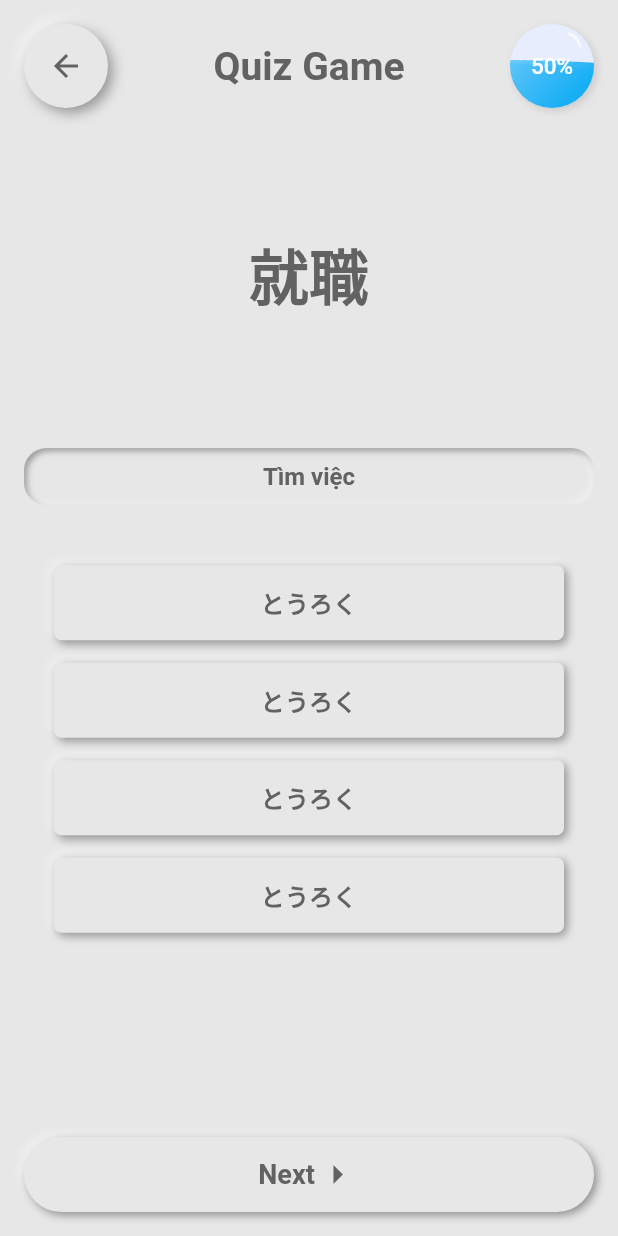
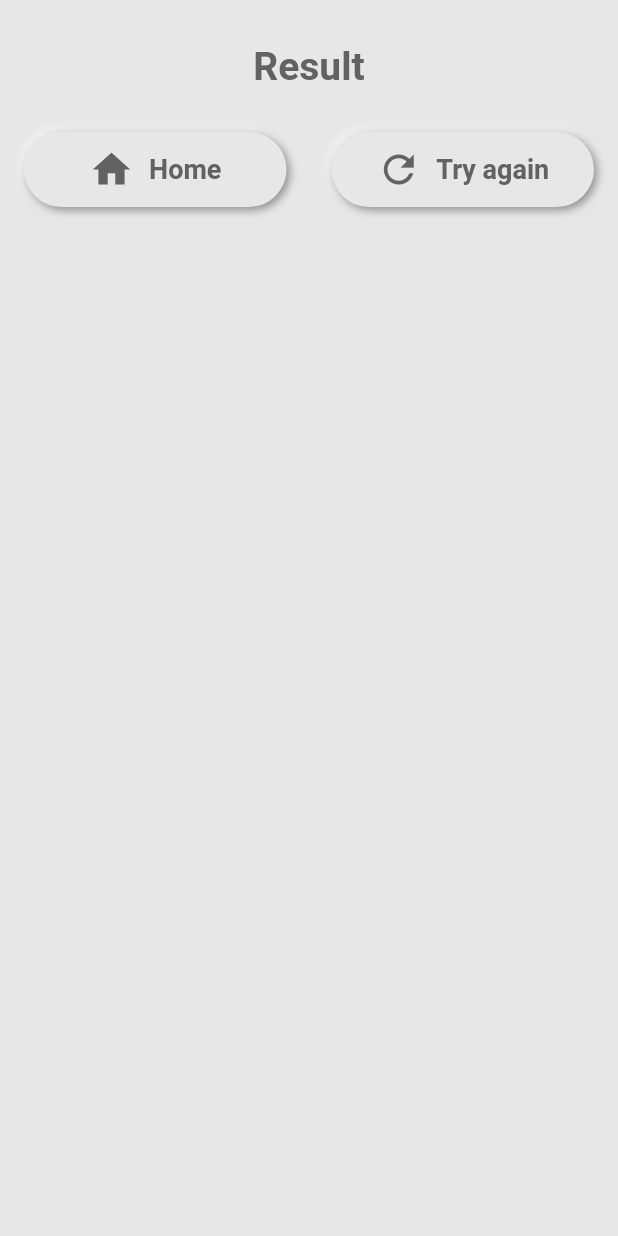
Before and after one commit to kaphetz/n1quizgame, a Flutter app: the QuizScreen screen opened directly, after a tap on "Next", on a phone screen of 412 x 824 dp. Run offline on Flutter 3.47's test engine with Material 2 defaults, Android fonts, the phone set to English and light mode, and no system bars; drawn by our look-alikes of flutter_neumorphic; our stand-ins replace flutter_bloc, sizer.

Commit message:
Update result screen
Update result screen

```diff
--- a/quiz_game/lib/main.dart
+++ b/quiz_game/lib/main.dart
@@ -15,7 +15,9 @@ class MyApp extends StatelessWidget {
   @override
   Widget build(BuildContext context) {
     return Sizer(builder: (context, orientation, deviceType) {
-      return NeumorphicApp(
+      return WillPopScope(
+        onWillPop: () async => false,
+        child: NeumorphicApp(
           debugShowCheckedModeBanner: false,
           title: 'Quiz game',
           themeMode: ThemeMode.light,
@@ -31,6 +33,7 @@ class MyApp extends StatelessWidget {
             depth: 6,
           ),
           home: HomeScreen(),
+        ),
       );
     });
   }
--- a/quiz_game/lib/screens/home_screen.dart
+++ b/quiz_game/lib/screens/home_screen.dart
@@ -175,15 +175,6 @@ class _HomeScreenState extends State<HomeScreen> {
                         fontWeight: FontWeight.bold,
                       ),
                     ),
-                    NeumorphicText(
-                      "All",
-                      style: NeumorphicStyle(
-                          color: NeumorphicTheme.defaultTextColor(context)),
-                      textStyle: NeumorphicTextStyle(
-                        fontSize: 23,
-                        fontWeight: FontWeight.bold,
-                      ),
-                    ),
                   ],
                 ),
               ),
--- a/quiz_game/lib/screens/info_screen.dart
+++ b/quiz_game/lib/screens/info_screen.dart
@@ -63,14 +63,14 @@ class InfoScreen extends StatelessWidget {
               height: 16,
             ),
             Text(
-              'My Food được phát triển bởi KaphetzSoft.',
+              'JLPT N1 Quiz được phát triển bởi KaphetzSoft.',
               style: TextStyle(fontSize: 16, color: NeumorphicTheme.defaultTextColor(context),),
             ),
             SizedBox(
               height: 16,
             ),
             Text(
-              'Liên hệ với chúng tôi: kienpt.japan@gmail.com',
+              'Liên hệ với chúng tôi qua email: kienpt.japan@gmail.com',
               style: TextStyle(
                 fontSize: 16,
                 color: NeumorphicTheme.defaultTextColor(context),
--- a/quiz_game/lib/screens/quiz_screen.dart
+++ b/quiz_game/lib/screens/quiz_screen.dart
@@ -1,5 +1,6 @@
 import 'package:flutter/cupertino.dart';
 import 'package:flutter_neumorphic/flutter_neumorphic.dart';
+import 'package:quiz_game/screens/result_screen.dart';
 import 'package:quiz_game/widgets/wave_view.dart';
 
 class QuizScreen extends StatefulWidget {
@@ -12,7 +13,9 @@ class _QuizScreenState extends State<QuizScreen> {
 
   @override
   Widget build(BuildContext context) {
-    return Scaffold(
+    return WillPopScope(
+      onWillPop: () async => false,
+      child: Scaffold(
         appBar: NeumorphicAppBar(
           iconTheme: IconThemeData(
             color: NeumorphicTheme.defaultTextColor(context),
@@ -66,6 +69,7 @@ class _QuizScreenState extends State<QuizScreen> {
               _answer(context),
               _nextButton(context),
             ],
+          ),
         ),
       ),
     );
@@ -288,7 +292,14 @@ class _QuizScreenState extends State<QuizScreen> {
           ),
         ],
       ),
-      onPressed: () {},
+      onPressed: () {
+        Navigator.push<dynamic>(
+          context,
+          MaterialPageRoute<dynamic>(
+            builder: (BuildContext context) => ResultScreen(),
+          ),
+        );
+      },
     );
   }
 
--- a/quiz_game/lib/screens/result_screen.dart
+++ b/quiz_game/lib/screens/result_screen.dart
@@ -0,0 +1,149 @@
+import 'package:flutter/cupertino.dart';
+import 'package:flutter_neumorphic/flutter_neumorphic.dart';
+import 'package:quiz_game/screens/home_screen.dart';
+import 'package:quiz_game/screens/quiz_screen.dart';
+
+class ResultScreen extends StatelessWidget {
+  @override
+  Widget build(BuildContext context) {
+    return WillPopScope(
+      onWillPop: () async => false,
+      child: Scaffold(
+        appBar: NeumorphicAppBar(
+          iconTheme: IconThemeData(
+            color: NeumorphicTheme.defaultTextColor(context),
+          ),
+          automaticallyImplyLeading: false,
+          actions: [],
+          title: _title(context),
+          centerTitle: true,
+        ),
+        backgroundColor: NeumorphicTheme.baseColor(context),
+        body: Padding(
+          padding: const EdgeInsets.only(
+            left: 16,
+            right: 16,
+            bottom: 16,
+          ),
+          child: Column(
+            crossAxisAlignment: CrossAxisAlignment.start,
+            children: [
+              _groupButton(context),
+            ],
+          ),
+        ),
+      ),
+    );
+  }
+
+  Widget _title(BuildContext context) {
+    return NeumorphicText(
+      "Result",
+      style: NeumorphicStyle(
+        color: NeumorphicTheme.defaultTextColor(context),
+        depth: 0,
+      ),
+      textStyle: NeumorphicTextStyle(
+        fontSize: 26,
+        fontWeight: FontWeight.bold,
+      ),
+    );
+  }
+
+  Widget _groupButton(BuildContext context) {
+    return Row(
+      mainAxisAlignment: MainAxisAlignment.spaceBetween,
+      children: [
+        Expanded(
+          child: NeumorphicButton(
+            style: NeumorphicStyle(
+              intensity: 0.75,
+              shape: NeumorphicShape.flat,
+              depth: 4,
+              boxShape:
+                  NeumorphicBoxShape.roundRect(BorderRadius.circular(100)),
+            ),
+            child: Row(
+              mainAxisAlignment: MainAxisAlignment.center,
+              children: [
+                Icon(
+                  Icons.home,
+                  color: NeumorphicTheme.defaultTextColor(context),
+                  size: 30,
+                ),
+                SizedBox(
+                  width: 10,
+                ),
+                NeumorphicText(
+                  'Home',
+                  style: NeumorphicStyle(
+                    color: NeumorphicTheme.defaultTextColor(context),
+                    depth: 0,
+                  ),
+                  textStyle: NeumorphicTextStyle(
+                    fontSize: 18,
+                    fontWeight: FontWeight.bold,
+                  ),
+                ),
+              ],
+            ),
+            onPressed: () {
+              Navigator.push<dynamic>(
+                context,
+                MaterialPageRoute<dynamic>(
+                  builder: (BuildContext context) => HomeScreen(),
+                ),
+              );
+            },
+          ),
+        ),
+        SizedBox(
+          width: 30,
+        ),
+        Expanded(
+          child: NeumorphicButton(
+            style: NeumorphicStyle(
+              intensity: 0.75,
+              shape: NeumorphicShape.flat,
+              depth: 4,
+              boxShape:
+                  NeumorphicBoxShape.roundRect(BorderRadius.circular(100)),
+            ),
+            child: Row(
+              mainAxisAlignment: MainAxisAlignment.center,
+              children: [
+                Icon(
+                  Icons.refresh,
+                  color: NeumorphicTheme.defaultTextColor(context),
+                  size: 30,
+                ),
+                SizedBox(
+                  width: 10,
+                ),
+                NeumorphicText(
+                  'Try again',
+                  style: NeumorphicStyle(
+                    color: NeumorphicTheme.defaultTextColor(context),
+                    depth: 0,
+                  ),
+                  textStyle: NeumorphicTextStyle(
+                    fontSize: 18,
+                    fontWeight: FontWeight.bold,
+                  ),
+                ),
+              ],
+            ),
+            onPressed: () {
+              Navigator.push<dynamic>(
+                context,
+                MaterialPageRoute<dynamic>(
+                  builder: (BuildContext context) => QuizScreen(),
+                ),
+              );
+            },
+          ),
+        ),
+      ],
+    );
+  }
+}
```
Lines whose indentation alone changed are shown as unchanged.
